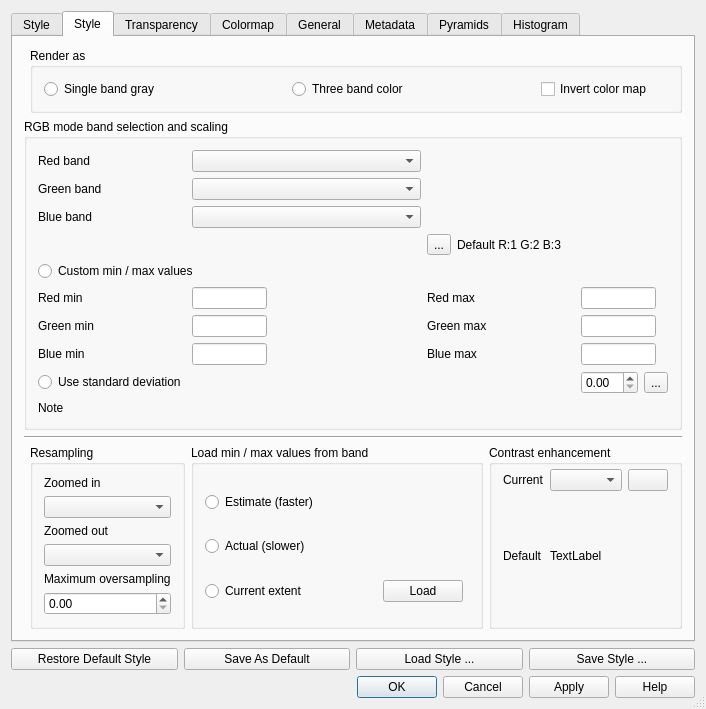
Old version of the form src/ui/qgsrasterlayerpropertiesbase.ui in the repository kadas-albireo/kadas-albireo.
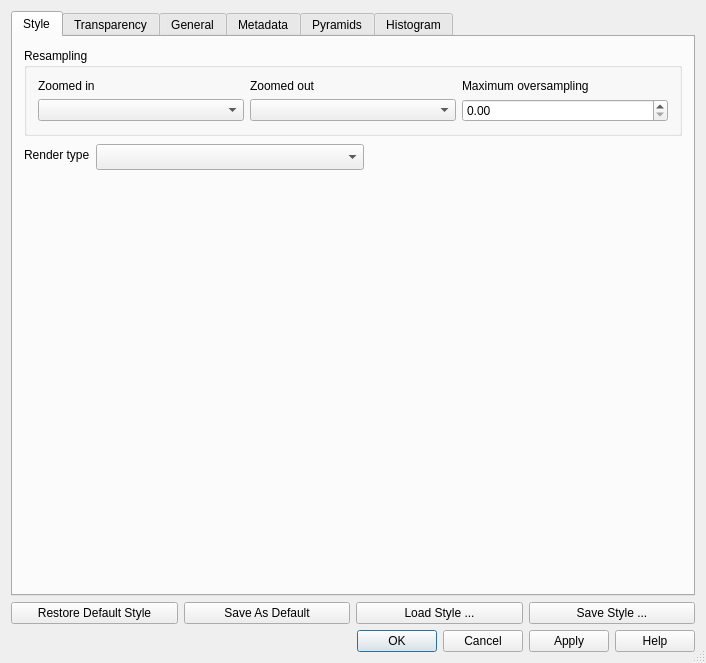
New version of the form. The open tabs and pages were chosen to show the change. Icons and pictures are not drawn. Custom widgets are drawn as their Qt base class.

Commit message: Clean up raster properties dialog

```diff
--- a/src/ui/qgsrasterlayerpropertiesbase.ui
+++ b/src/ui/qgsrasterlayerpropertiesbase.ui
@@ -143,927 +143,6 @@
        </item>
       </layout>
      </widget>
-     <widget class="QWidget" name="tabPageSymbology">
-      <attribute name="icon">
-       <iconset resource="../../images/images.qrc">
-        <normaloff>:/images/themes/default/propertyicons/symbology.png</normaloff>:/images/themes/default/propertyicons/symbology.png</iconset>
-      </attribute>
-      <attribute name="title">
-       <string>Style</string>
-      </attribute>
-      <layout class="QGridLayout" name="gridLayout_3">
-       <item row="0" column="1" colspan="3">
-        <widget class="QGroupBox" name="groupBox_3">
-         <property name="title">
-          <string>Render as</string>
-         </property>
-         <layout class="QHBoxLayout">
-          <item>
-           <widget class="QRadioButton" name="rbtnSingleBand">
-            <property name="text">
-             <string>Single band gray</string>
-            </property>
-           </widget>
-          </item>
-          <item>
-           <spacer>
-            <property name="orientation">
-             <enum>Qt::Horizontal</enum>
-            </property>
-            <property name="sizeHint" stdset="0">
-             <size>
-              <width>40</width>
-              <height>20</height>
-             </size>
-            </property>
-           </spacer>
-          </item>
-          <item>
-           <widget class="QRadioButton" name="rbtnThreeBand">
-            <property name="text">
-             <string>Three band color</string>
-            </property>
-           </widget>
-          </item>
-          <item>
-           <spacer>
-            <property name="orientation">
-             <enum>Qt::Horizontal</enum>
-            </property>
-            <property name="sizeHint" stdset="0">
-             <size>
-              <width>40</width>
-              <height>20</height>
-             </size>
-            </property>
-           </spacer>
-          </item>
-          <item>
-           <widget class="QCheckBox" name="cboxInvertColorMap">
-            <property name="sizePolicy">
-             <sizepolicy hsizetype="Expanding" vsizetype="Fixed">
-              <horstretch>0</horstretch>
-              <verstretch>0</verstretch>
-             </sizepolicy>
-            </property>
-            <property name="text">
-             <string>Invert color map</string>
-            </property>
-           </widget>
-          </item>
-         </layout>
-        </widget>
-       </item>
-       <item row="1" column="0" colspan="4">
-        <widget class="QStackedWidget" name="stackedWidget">
-         <property name="sizePolicy">
-          <sizepolicy hsizetype="Expanding" vsizetype="Minimum">
-           <horstretch>0</horstretch>
-           <verstretch>0</verstretch>
-          </sizepolicy>
-         </property>
-         <property name="currentIndex">
-          <number>0</number>
-         </property>
-         <widget class="QWidget" name="rgb">
-          <layout class="QGridLayout">
-           <property name="margin">
-            <number>0</number>
-           </property>
-           <item row="0" column="0">
-            <widget class="QGroupBox" name="grpRgbBands">
-             <property name="title">
-              <string>RGB mode band selection and scaling</string>
-             </property>
-             <layout class="QGridLayout" name="gridLayout_8">
-              <item row="0" column="0">
-               <widget class="QLabel" name="lblRed">
-                <property name="text">
-                 <string>Red band</string>
-                </property>
-               </widget>
-              </item>
-              <item row="0" column="1" colspan="2">
-               <widget class="QComboBox" name="cboRed">
-                <property name="sizePolicy">
-                 <sizepolicy hsizetype="Expanding" vsizetype="Fixed">
-                  <horstretch>0</horstretch>
-                  <verstretch>0</verstretch>
-                 </sizepolicy>
-                </property>
-                <property name="minimumSize">
-                 <size>
-                  <width>150</width>
-                  <height>0</height>
-                 </size>
-                </property>
-                <property name="baseSize">
-                 <size>
-                  <width>100</width>
-                  <height>0</height>
-                 </size>
-                </property>
-               </widget>
-              </item>
-              <item row="1" column="0">
-               <widget class="QLabel" name="lblGreen">
-                <property name="text">
-                 <string>Green band</string>
-                </property>
-               </widget>
-              </item>
-              <item row="1" column="1" colspan="2">
-               <widget class="QComboBox" name="cboGreen">
-                <property name="sizePolicy">
-                 <sizepolicy hsizetype="Expanding" vsizetype="Fixed">
-                  <horstretch>0</horstretch>
-                  <verstretch>0</verstretch>
-                 </sizepolicy>
-                </property>
-                <property name="minimumSize">
-                 <size>
-                  <width>150</width>
-                  <height>0</height>
-                 </size>
-                </property>
-                <property name="baseSize">
-                 <size>
-                  <width>0</width>
-                  <height>0</height>
-                 </size>
-                </property>
-               </widget>
-              </item>
-              <item row="2" column="0">
-               <widget class="QLabel" name="lblBlue">
-                <property name="text">
-                 <string>Blue band</string>
-                </property>
-               </widget>
-              </item>
-              <item row="2" column="1" colspan="2">
-               <widget class="QComboBox" name="cboBlue">
-                <property name="sizePolicy">
-                 <sizepolicy hsizetype="Expanding" vsizetype="Fixed">
-                  <horstretch>0</horstretch>
-                  <verstretch>0</verstretch>
-                 </sizepolicy>
-                </property>
-                <property name="minimumSize">
-                 <size>
-                  <width>150</width>
-                  <height>0</height>
-                 </size>
-                </property>
-                <property name="baseSize">
-                 <size>
-                  <width>100</width>
-                  <height>0</height>
-                 </size>
-                </property>
-               </widget>
-              </item>
-              <item row="3" column="3" colspan="2">
-               <layout class="QHBoxLayout">
-                <item>
-                 <widget class="QToolButton" name="pbtnMakeBandCombinationDefault">
-                  <property name="toolTip">
-                   <string>Save current RGB composition as default. This setting will be persistent between QGIS sessions.</string>
-                  </property>
-                  <property name="whatsThis">
-                   <string>Save current RGB composition as default. This setting will be persistent between QGIS sessions.</string>
-                  </property>
-                  <property name="text">
-                   <string>...</string>
-                  </property>
-                  <property name="icon">
-                   <iconset>
-                    <normaloff>../../images/themes/default/mActionFileSave.png</normaloff>../../images/themes/default/mActionFileSave.png</iconset>
-                  </property>
-                 </widget>
-                </item>
-                <item>
-                 <widget class="QLabel" name="labelDefaultBandCombination">
-                  <property name="text">
-                   <string>Default R:1 G:2 B:3</string>
-                  </property>
-                 </widget>
-                </item>
-               </layout>
-              </item>
-              <item row="4" column="0" colspan="2">
-               <widget class="QRadioButton" name="rbtnThreeBandMinMax">
-                <property name="text">
-                 <string>Custom min / max values</string>
-                </property>
-               </widget>
-              </item>
-              <item row="5" column="0">
-               <widget class="QLabel" name="lblRedMin">
-                <property name="sizePolicy">
-                 <sizepolicy hsizetype="MinimumExpanding" vsizetype="Minimum">
-                  <horstretch>0</horstretch>
-                  <verstretch>0</verstretch>
-                 </sizepolicy>
-                </property>
-                <property name="text">
-                 <string>Red min</string>
-                </property>
-               </widget>
-              </item>
-              <item row="5" column="1">
-               <widget class="QLineEdit" name="leRedMin">
-                <property name="sizePolicy">
-                 <sizepolicy hsizetype="Expanding" vsizetype="Fixed">
-                  <horstretch>0</horstretch>
-                  <verstretch>0</verstretch>
-                 </sizepolicy>
-                </property>
-                <property name="maximumSize">
-                 <size>
-                  <width>75</width>
-                  <height>16777215</height>
-                 </size>
-                </property>
-                <property name="baseSize">
-                 <size>
-                  <width>0</width>
-                  <height>0</height>
-                 </size>
-                </property>
-                <property name="maxLength">
-                 <number>16</number>
-                </property>
-               </widget>
-              </item>
-              <item row="5" column="2">
-               <spacer>
-                <property name="orientation">
-                 <enum>Qt::Horizontal</enum>
-                </property>
-                <property name="sizeHint" stdset="0">
-                 <size>
-                  <width>119</width>
-                  <height>16</height>
-                 </size>
-                </property>
-               </spacer>
-              </item>
-              <item row="5" column="3">
-               <widget class="QLabel" name="lblRedMax">
-                <property name="sizePolicy">
-                 <sizepolicy hsizetype="MinimumExpanding" vsizetype="Minimum">
-                  <horstretch>0</horstretch>
-                  <verstretch>0</verstretch>
-                 </sizepolicy>
-                </property>
-                <property name="text">
-                 <string>Red max</string>
-                </property>
-               </widget>
-              </item>
-              <item row="5" column="4">
-               <widget class="QLineEdit" name="leRedMax">
-                <property name="sizePolicy">
-                 <sizepolicy hsizetype="Expanding" vsizetype="Fixed">
-                  <horstretch>0</horstretch>
-                  <verstretch>0</verstretch>
-                 </sizepolicy>
-                </property>
-                <property name="maximumSize">
-                 <size>
-                  <width>75</width>
-                  <height>16777215</height>
-                 </size>
-                </property>
-                <property name="baseSize">
-                 <size>
-                  <width>0</width>
-                  <height>0</height>
-                 </size>
-                </property>
-                <property name="maxLength">
-                 <number>16</number>
-                </property>
-               </widget>
-              </item>
-              <item row="6" column="0">
-               <widget class="QLabel" name="lblGreenMin">
-                <property name="sizePolicy">
-                 <sizepolicy hsizetype="MinimumExpanding" vsizetype="Minimum">
-                  <horstretch>0</horstretch>
-                  <verstretch>0</verstretch>
-                 </sizepolicy>
-                </property>
-                <property name="text">
-                 <string>Green min</string>
-                </property>
-               </widget>
-              </item>
-              <item row="6" column="1">
-               <widget class="QLineEdit" name="leGreenMin">
-                <property name="sizePolicy">
-                 <sizepolicy hsizetype="Expanding" vsizetype="Fixed">
-                  <horstretch>0</horstretch>
-                  <verstretch>0</verstretch>
-                 </sizepolicy>
-                </property>
-                <property name="maximumSize">
-                 <size>
-                  <width>75</width>
-                  <height>16777215</height>
-                 </size>
-                </property>
-                <property name="baseSize">
-                 <size>
-                  <width>0</width>
-                  <height>0</height>
-                 </size>
-                </property>
-                <property name="maxLength">
-                 <number>16</number>
-                </property>
-               </widget>
-              </item>
-              <item row="6" column="3">
-               <widget class="QLabel" name="lblGreenMax">
-                <property name="sizePolicy">
-                 <sizepolicy hsizetype="MinimumExpanding" vsizetype="Minimum">
-                  <horstretch>0</horstretch>
-                  <verstretch>0</verstretch>
-                 </sizepolicy>
-                </property>
-                <property name="text">
-                 <string>Green max</string>
-                </property>
-               </widget>
-              </item>
-              <item row="6" column="4">
-               <widget class="QLineEdit" name="leGreenMax">
-                <property name="sizePolicy">
-                 <sizepolicy hsizetype="Expanding" vsizetype="Fixed">
-                  <horstretch>0</horstretch>
-                  <verstretch>0</verstretch>
-                 </sizepolicy>
-                </property>
-                <property name="maximumSize">
-                 <size>
-                  <width>75</width>
-                  <height>16777215</height>
-                 </size>
-                </property>
-                <property name="baseSize">
-                 <size>
-                  <width>0</width>
-                  <height>0</height>
-                 </size>
-                </property>
-                <property name="maxLength">
-                 <number>16</number>
-                </property>
-               </widget>
-              </item>
-              <item row="7" column="0">
-               <widget class="QLabel" name="lblBlueMin">
-                <property name="sizePolicy">
-                 <sizepolicy hsizetype="MinimumExpanding" vsizetype="Minimum">
-                  <horstretch>0</horstretch>
-                  <verstretch>0</verstretch>
-                 </sizepolicy>
-                </property>
-                <property name="text">
-                 <string>Blue min</string>
-                </property>
-               </widget>
-              </item>
-              <item row="7" column="1">
-               <widget class="QLineEdit" name="leBlueMin">
-                <property name="sizePolicy">
-                 <sizepolicy hsizetype="Expanding" vsizetype="Fixed">
-                  <horstretch>0</horstretch>
-                  <verstretch>0</verstretch>
-                 </sizepolicy>
-                </property>
-                <property name="maximumSize">
-                 <size>
-                  <width>75</width>
-                  <height>16777215</height>
-                 </size>
-                </property>
-                <property name="baseSize">
-                 <size>
-                  <width>0</width>
-                  <height>0</height>
-                 </size>
-                </property>
-                <property name="maxLength">
-                 <number>16</number>
-                </property>
-               </widget>
-              </item>
-              <item row="7" column="3">
-               <widget class="QLabel" name="lblBlueMax">
-                <property name="sizePolicy">
-                 <sizepolicy hsizetype="MinimumExpanding" vsizetype="Minimum">
-                  <horstretch>0</horstretch>
-                  <verstretch>0</verstretch>
-                 </sizepolicy>
-                </property>
-                <property name="text">
-                 <string>Blue max</string>
-                </property>
-               </widget>
-              </item>
-              <item row="7" column="4">
-               <widget class="QLineEdit" name="leBlueMax">
-                <property name="sizePolicy">
-                 <sizepolicy hsizetype="Expanding" vsizetype="Fixed">
-                  <horstretch>0</horstretch>
-                  <verstretch>0</verstretch>
-                 </sizepolicy>
-                </property>
-                <property name="maximumSize">
-                 <size>
-                  <width>75</width>
-                  <height>16777215</height>
-                 </size>
-                </property>
-                <property name="baseSize">
-                 <size>
-                  <width>0</width>
-                  <height>0</height>
-                 </size>
-                </property>
-                <property name="maxLength">
-                 <number>16</number>
-                </property>
-               </widget>
-              </item>
-              <item row="8" column="0" colspan="2">
-               <widget class="QRadioButton" name="rbtnThreeBandStdDev">
-                <property name="text">
-                 <string>Use standard deviation</string>
-                </property>
-               </widget>
-              </item>
-              <item row="8" column="4">
-               <layout class="QHBoxLayout" name="horizontalLayout">
-                <item>
-                 <widget class="QDoubleSpinBox" name="sboxThreeBandStdDev">
-                  <property name="sizePolicy">
-                   <sizepolicy hsizetype="Minimum" vsizetype="Fixed">
-                    <horstretch>0</horstretch>
-                    <verstretch>0</verstretch>
-                   </sizepolicy>
-                  </property>
-                  <property name="maximumSize">
-                   <size>
-                    <width>75</width>
-                    <height>16777215</height>
-                   </size>
-                  </property>
-                  <property name="maximum">
-                   <double>10.000000000000000</double>
-                  </property>
-                  <property name="singleStep">
-                   <double>0.100000000000000</double>
-                  </property>
-                  <property name="value">
-                   <double>0.000000000000000</double>
-                  </property>
-                 </widget>
-                </item>
-                <item>
-                 <widget class="QToolButton" name="pbtnMakeStandardDeviationDefault">
-                  <property name="toolTip">
-                   <string>Save current standard deviation value as default. This setting will be persistent between QGIS sessions.</string>
-                  </property>
-                  <property name="whatsThis">
-                   <string>Save current standard deviation value as default. This setting will be persistent between QGIS sessions.</string>
-                  </property>
-                  <property name="text">
-                   <string>...</string>
-                  </property>
-                  <property name="icon">
-                   <iconset>
-                    <normaloff>../../images/themes/default/mActionFileSave.png</normaloff>../../images/themes/default/mActionFileSave.png</iconset>
-                  </property>
-                 </widget>
-                </item>
-               </layout>
-              </item>
-              <item row="9" column="0">
-               <widget class="QLabel" name="lblMinMaxEstimateWarning">
-                <property name="text">
-                 <string>Note</string>
-                </property>
-               </widget>
-              </item>
-             </layout>
-            </widget>
-           </item>
-          </layout>
-         </widget>
-         <widget class="QWidget" name="gray">
-          <layout class="QGridLayout">
-           <property name="margin">
-            <number>0</number>
-           </property>
-           <item row="0" column="0">
-            <widget class="QGroupBox" name="groupBox_5">
-             <property name="title">
-              <string>Single band properties</string>
-             </property>
-             <layout class="QGridLayout">
-              <item row="0" column="0">
-               <widget class="QLabel" name="label">
-                <property name="sizePolicy">
-                 <sizepolicy hsizetype="Fixed" vsizetype="Fixed">
-                  <horstretch>0</horstretch>
-                  <verstretch>0</verstretch>
-                 </sizepolicy>
-                </property>
-                <property name="text">
-                 <string>Gray band</string>
-                </property>
-               </widget>
-              </item>
-              <item row="0" column="1" colspan="5">
-               <widget class="QComboBox" name="cboGray">
-                <property name="sizePolicy">
-                 <sizepolicy hsizetype="Expanding" vsizetype="Fixed">
-                  <horstretch>0</horstretch>
-                  <verstretch>0</verstretch>
-                 </sizepolicy>
-                </property>
-                <property name="minimumSize">
-                 <size>
-                  <width>150</width>
-                  <height>0</height>
-                 </size>
-                </property>
-               </widget>
-              </item>
-              <item row="1" column="0">
-               <widget class="QLabel" name="label_5">
-                <property name="text">
-                 <string>Color map</string>
-                </property>
-               </widget>
-              </item>
-              <item row="1" column="1" colspan="5">
-               <widget class="QComboBox" name="cboxColorMap">
-                <property name="sizePolicy">
-                 <sizepolicy hsizetype="Expanding" vsizetype="Fixed">
-                  <horstretch>0</horstretch>
-                  <verstretch>0</verstretch>
-                 </sizepolicy>
-                </property>
-                <property name="minimumSize">
-                 <size>
-                  <width>150</width>
-                  <height>0</height>
-                 </size>
-                </property>
-               </widget>
-              </item>
-              <item row="4" column="0" colspan="2">
-               <widget class="QRadioButton" name="rbtnSingleBandMinMax">
-                <property name="text">
-                 <string>Custom min / max values</string>
-                </property>
-               </widget>
-              </item>
-              <item row="4" column="2">
-               <widget class="QLabel" name="lblGrayMin">
-                <property name="sizePolicy">
-                 <sizepolicy hsizetype="Fixed" vsizetype="Fixed">
-                  <horstretch>0</horstretch>
-                  <verstretch>0</verstretch>
-                 </sizepolicy>
-                </property>
-                <property name="text">
-                 <string>Min</string>
-                </property>
-               </widget>
-              </item>
-              <item row="4" column="3">
-               <widget class="QLineEdit" name="leGrayMin">
-                <property name="sizePolicy">
-                 <sizepolicy hsizetype="Fixed" vsizetype="Fixed">
-                  <horstretch>0</horstretch>
-                  <verstretch>0</verstretch>
-                 </sizepolicy>
-                </property>
-                <property name="maximumSize">
-                 <size>
-                  <width>75</width>
-                  <height>16777215</height>
-                 </size>
-                </property>
-                <property name="baseSize">
-                 <size>
-                  <width>0</width>
-                  <height>0</height>
-                 </size>
-                </property>
-                <property name="maxLength">
-                 <number>16</number>
-                </property>
-               </widget>
-              </item>
-              <item row="4" column="4">
-               <widget class="QLabel" name="lblGrayMax">
-                <property name="sizePolicy">
-                 <sizepolicy hsizetype="Fixed" vsizetype="Fixed">
-                  <horstretch>0</horstretch>
-                  <verstretch>0</verstretch>
-                 </sizepolicy>
-                </property>
-                <property name="text">
-                 <string>Max</string>
-                </property>
-               </widget>
-              </item>
-              <item row="4" column="5">
-               <widget class="QLineEdit" name="leGrayMax">
-                <property name="sizePolicy">
-                 <sizepolicy hsizetype="Fixed" vsizetype="Fixed">
-                  <horstretch>0</horstretch>
-                  <verstretch>0</verstretch>
-                 </sizepolicy>
-                </property>
-                <property name="maximumSize">
-                 <size>
-                  <width>75</width>
-                  <height>16777215</height>
-                 </size>
-                </property>
-                <property name="baseSize">
-                 <size>
-                  <width>0</width>
-                  <height>0</height>
-                 </size>
-                </property>
-                <property name="maxLength">
-                 <number>16</number>
-                </property>
-               </widget>
-              </item>
-              <item row="5" column="0" colspan="2">
-               <widget class="QRadioButton" name="rbtnSingleBandStdDev">
-                <property name="text">
-                 <string>Use standard deviation</string>
-                </property>
-               </widget>
-              </item>
-              <item row="5" column="3">
-               <widget class="QDoubleSpinBox" name="sboxSingleBandStdDev">
-                <property name="maximum">
-                 <double>10.000000000000000</double>
-                </property>
-                <property name="singleStep">
-                 <double>0.100000000000000</double>
-                </property>
-                <property name="value">
-                 <double>0.000000000000000</double>
-                </property>
-               </widget>
-              </item>
-              <item row="2" column="1">
-               <spacer>
-                <property name="orientation">
-                 <enum>Qt::Vertical</enum>
-                </property>
-                <property name="sizeHint" stdset="0">
-                 <size>
-                  <width>20</width>
-                  <height>40</height>
-                 </size>
-                </property>
-               </spacer>
-              </item>
-             </layout>
-            </widget>
-           </item>
-          </layout>
-         </widget>
-        </widget>
-       </item>
-       <item row="2" column="0" rowspan="2" colspan="4">
-        <widget class="Line" name="line">
-         <property name="orientation">
-          <enum>Qt::Horizontal</enum>
-         </property>
-        </widget>
-       </item>
-       <item row="4" column="1">
-        <widget class="QGroupBox" name="mResamplingGroupBox">
-         <property name="title">
-          <string>Resampling</string>
-         </property>
-         <layout class="QGridLayout" name="gridLayout_7">
-          <item row="1" column="0">
-           <widget class="QComboBox" name="mZoomedInResamplingComboBox_3"/>
-          </item>
-          <item row="0" column="0">
-           <widget class="QLabel" name="mZoomedInResamplingLabel_3">
-            <property name="text">
-             <string>Zoomed in</string>
-            </property>
-           </widget>
-          </item>
-          <item row="2" column="0">
-           <widget class="QLabel" name="mZoomedOutResamplingLabel_3">
-            <property name="text">
-             <string>Zoomed out</string>
-            </property>
-           </widget>
-          </item>
-          <item row="3" column="0">
-           <widget class="QComboBox" name="mZoomedOutResamplingComboBox_3"/>
-          </item>
-          <item row="5" column="0">
-           <widget class="QDoubleSpinBox" name="mMaximumOversamplingSpinBox_3"/>
-          </item>
-          <item row="4" column="0">
-           <widget class="QLabel" name="mMaximumOversamplingLabel_3">
-            <property name="text">
-             <string>Maximum oversampling</string>
-            </property>
-           </widget>
-          </item>
-         </layout>
-        </widget>
-       </item>
-       <item row="4" column="2">
-        <widget class="QGroupBox" name="groupBox_2">
-         <property name="title">
-          <string>Load min / max values from band</string>
-         </property>
-         <layout class="QGridLayout">
-          <property name="topMargin">
-           <number>4</number>
-          </property>
-          <property name="bottomMargin">
-           <number>1</number>
-          </property>
-          <property name="horizontalSpacing">
-           <number>6</number>
-          </property>
-          <property name="verticalSpacing">
-           <number>1</number>
-          </property>
-          <item row="0" column="0">
-           <widget class="QRadioButton" name="rbtnEstimateMinMax">
-            <property name="text">
-             <string>Estimate (faster)</string>
-            </property>
-           </widget>
-          </item>
-          <item row="0" column="1" colspan="3">
-           <spacer>
-            <property name="orientation">
-             <enum>Qt::Horizontal</enum>
-            </property>
-            <property name="sizeHint" stdset="0">
-             <size>
-              <width>81</width>
-              <height>20</height>
-             </size>
-            </property>
-           </spacer>
-          </item>
-          <item row="1" column="0">
-           <widget class="QRadioButton" name="rbtnActualMinMax">
-            <property name="text">
-             <string>Actual (slower)</string>
-            </property>
-           </widget>
-          </item>
-          <item row="1" column="1" colspan="2">
-           <spacer>
-            <property name="orientation">
-             <enum>Qt::Horizontal</enum>
-            </property>
-            <property name="sizeHint" stdset="0">
-             <size>
-              <width>111</width>
-              <height>20</height>
-             </size>
-            </property>
-           </spacer>
-          </item>
-          <item row="2" column="0">
-           <widget class="QRadioButton" name="rbtnExtentMinMax">
-            <property name="text">
-             <string>Current extent</string>
-            </property>
-           </widget>
-          </item>
-          <item row="2" column="2">
-           <widget class="QPushButton" name="pbtnLoadMinMax">
-            <property name="text">
-             <string>Load</string>
-            </property>
-           </widget>
-          </item>
-          <item row="2" column="1">
-           <spacer name="horizontalSpacer">
-            <property name="orientation">
-             <enum>Qt::Horizontal</enum>
-            </property>
-            <property name="sizeHint" stdset="0">
-             <size>
-              <width>40</width>
-              <height>20</height>
-             </size>
-            </property>
-           </spacer>
-          </item>
-         </layout>
-        </widget>
-       </item>
-       <item row="4" column="3">
-        <widget class="QGroupBox" name="groupBox_8">
-         <property name="title">
-          <string>Contrast enhancement</string>
-         </property>
-         <layout class="QGridLayout">
-          <property name="topMargin">
-           <number>4</number>
-          </property>
-          <property name="spacing">
-           <number>6</number>
-          </property>
-          <item row="0" column="0">
-           <widget class="QLabel" name="labelContrastEnhancement">
-            <property name="sizePolicy">
-             <sizepolicy hsizetype="Fixed" vsizetype="Fixed">
-              <horstretch>0</horstretch>
-              <verstretch>0</verstretch>
-             </sizepolicy>
-            </property>
-            <property name="layoutDirection">
-             <enum>Qt::LeftToRight</enum>
-            </property>
-            <property name="text">
-             <string>Current</string>
-            </property>
-           </widget>
-          </item>
-          <item row="0" column="1">
-           <widget class="QComboBox" name="cboxContrastEnhancementAlgorithm">
-            <property name="sizePolicy">
-             <sizepolicy hsizetype="Fixed" vsizetype="Fixed">
-              <horstretch>0</horstretch>
-              <verstretch>0</verstretch>
-             </sizepolicy>
-            </property>
-           </widget>
-          </item>
-          <item row="0" column="2">
-           <widget class="QPushButton" name="pbtnMakeContrastEnhancementAlgorithmDefault">
-            <property name="sizePolicy">
-             <sizepolicy hsizetype="Fixed" vsizetype="Fixed">
-              <horstretch>0</horstretch>
-              <verstretch>0</verstretch>
-             </sizepolicy>
-            </property>
-            <property name="toolTip">
-             <string>Save current contrast enhancement algorithm as default. This setting will be persistent between QGIS sessions.</string>
-            </property>
-            <property name="whatsThis">
-             <string>Saves current contrast enhancement algorithm as a default. This setting will be persistent between QGIS sessions.</string>
-            </property>
-            <property name="text">
-             <string/>
-            </property>
-            <property name="icon">
-             <iconset>
-              <normaloff>../../images/themes/default/mActionFileSave.png</normaloff>../../images/themes/default/mActionFileSave.png</iconset>
-            </property>
-           </widget>
-          </item>
-          <item row="1" column="0">
-           <widget class="QLabel" name="label_4">
-            <property name="text">
-             <string>Default</string>
-            </property>
-           </widget>
-          </item>
-          <item row="1" column="1" colspan="2">
-           <widget class="QLabel" name="labelDefaultContrastEnhancementAlgorithm">
-            <property name="text">
-             <string>TextLabel</string>
-            </property>
-           </widget>
-          </item>
-         </layout>
-        </widget>
-       </item>
-      </layout>
-     </widget>
      <widget class="QWidget" name="tabBarPage2">
       <attribute name="icon">
        <iconset resource="../../images/images.qrc">
@@ -1359,215 +438,6 @@
        </item>
       </layout>
      </widget>
-     <widget class="QWidget" name="tabPageColormap">
-      <attribute name="icon">
-       <iconset resource="../../images/images.qrc">
-        <normaloff>:/images/themes/default/propertyicons/colormap.png</normaloff>:/images/themes/default/propertyicons/colormap.png</iconset>
-      </attribute>
-      <attribute name="title">
-       <string>Colormap</string>
-      </attribute>
-      <layout class="QGridLayout">
-       <property name="margin">
-        <number>0</number>
-       </property>
-       <item row="1" column="0" colspan="2">
-        <widget class="QGroupBox" name="grpGenerateColorMap">
-         <property name="title">
-          <string>Generate new color map</string>
-         </property>
-         <layout class="QGridLayout">
-          <item row="0" column="0">
-           <widget class="QLabel" name="mNumberOfEntriesLabel">
-            <property name="text">
-             <string>Number of entries</string>
-            </property>
-           </widget>
-          </item>
-          <item row="0" column="1">
-           <widget class="QSpinBox" name="sboxNumberOfEntries">
-            <property name="sizePolicy">
-             <sizepolicy hsizetype="Fixed" vsizetype="Fixed">
-              <horstretch>0</horstretch>
-              <verstretch>0</verstretch>
-             </sizepolicy>
-            </property>
-            <property name="maximum">
-             <number>255</number>
-            </property>
-           </widget>
-          </item>
-          <item row="0" column="2">
-           <widget class="QLabel" name="mClassificationModeLabel">
-            <property name="text">
-             <string>Classification mode</string>
-            </property>
-           </widget>
-          </item>
-          <item row="0" column="3">
-           <widget class="QComboBox" name="cboxClassificationMode"/>
-          </item>
-          <item row="0" column="4">
-           <widget class="QPushButton" name="mClassifyButton">
-            <property name="text">
-             <string>Classify</string>
-            </property>
-           </widget>
-          </item>
-         </layout>
-        </widget>
-       </item>
-       <item row="0" column="0">
-        <widget class="QGroupBox" name="grpColorMap">
-         <property name="title">
-          <string>Color map</string>
-         </property>
-         <layout class="QGridLayout" name="gridLayout_2">
-          <item row="0" column="0" colspan="2">
-           <widget class="QLabel" name="mColorInterpolationLabel">
-            <property name="text">
-             <string>Color interpolation</string>
-            </property>
-           </widget>
-          </item>
-          <item row="0" column="2" colspan="2">
-           <widget class="QComboBox" name="cboxColorInterpolation"/>
-          </item>
-          <item row="0" column="4" colspan="7">
-           <spacer>
-            <property name="orientation">
-             <enum>Qt::Horizontal</enum>
-            </property>
-            <property name="sizeHint" stdset="0">
-             <size>
-              <width>321</width>
-              <height>45</height>
-             </size>
-            </property>
-           </spacer>
-          </item>
-          <item row="1" column="0">
-           <widget class="QPushButton" name="pbtnAddColorMapEntry">
-            <property name="text">
-             <string>Add entry</string>
-            </property>
-           </widget>
-          </item>
-          <item row="1" column="1" colspan="2">
-           <widget class="QPushButton" name="mDeleteEntryButton">
-            <property name="text">
-             <string>Delete entry</string>
-            </property>
-           </widget>
-          </item>
-          <item row="1" column="3" colspan="2">
-           <widget class="QPushButton" name="pbtnSortColorMap">
-            <property name="text">
-             <string>Sort</string>
-            </property>
-           </widget>
-          </item>
-          <item row="1" column="5">
-           <spacer>
-            <property name="orientation">
-             <enum>Qt::Horizontal</enum>
-            </property>
-            <property name="sizeHint" stdset="0">
-             <size>
-              <width>41</width>
-              <height>27</height>
-             </size>
-            </property>
-           </spacer>
-          </item>
-          <item row="1" column="6">
-           <widget class="QComboBox" name="cboxColorMapBand"/>
-          </item>
-          <item row="1" column="7">
-           <widget class="QToolButton" name="pbtnLoadColorMapFromBand">
-            <property name="toolTip">
-             <string>Load color map from band</string>
-            </property>
-            <property name="text">
-             <string>...</string>
-            </property>
-            <property name="icon">
-             <iconset>
-              <normaloff>../../images/themes/default/mActionNewAttribute.png</normaloff>../../images/themes/default/mActionNewAttribute.png</iconset>
-            </property>
-           </widget>
-          </item>
-          <item row="1" column="8">
-           <spacer>
-            <property name="orientation">
-             <enum>Qt::Horizontal</enum>
-            </property>
-            <property name="sizeType">
-             <enum>QSizePolicy::Minimum</enum>
-            </property>
-            <property name="sizeHint" stdset="0">
-             <size>
-              <width>20</width>
-              <height>20</height>
-             </size>
-            </property>
-           </spacer>
-          </item>
-          <item row="1" column="9">
-           <widget class="QToolButton" name="pbtnLoadColorMapFromFile">
-            <property name="toolTip">
-             <string>Load color map from file</string>
-            </property>
-            <property name="text">
-             <string>...</string>
-            </property>
-            <property name="icon">
-             <iconset>
-              <normaloff>../../images/themes/default/mActionFolder.png</normaloff>../../images/themes/default/mActionFolder.png</iconset>
-            </property>
-           </widget>
-          </item>
-          <item row="1" column="10">
-           <widget class="QToolButton" name="pbtnExportColorMapToFile">
-            <property name="toolTip">
-             <string>Export color map to file</string>
-            </property>
-            <property name="text">
-             <string>...</string>
-            </property>
-            <property name="icon">
-             <iconset>
-              <normaloff>../../images/themes/default/mActionFileSave.png</normaloff>../../images/themes/default/mActionFileSave.png</iconset>
-            </property>
-           </widget>
-          </item>
-          <item row="2" column="0" colspan="11">
-           <widget class="QTreeWidget" name="mColormapTreeWidget">
-            <property name="columnCount">
-             <number>3</number>
-            </property>
-            <column>
-             <property name="text">
-              <string>1</string>
-             </property>
-            </column>
-            <column>
-             <property name="text">
-              <string>1</string>
-             </property>
-            </column>
-            <column>
-             <property name="text">
-              <string>2</string>
-             </property>
-            </column>
-           </widget>
-          </item>
-         </layout>
-        </widget>
-       </item>
-      </layout>
-     </widget>
      <widget class="QWidget" name="tabBarPage4">
       <attribute name="icon">
        <iconset resource="../../images/images.qrc">
```
Left out of the diff: 20 changed lines with no effect on the pictures. The commit also changes 5 other files.
